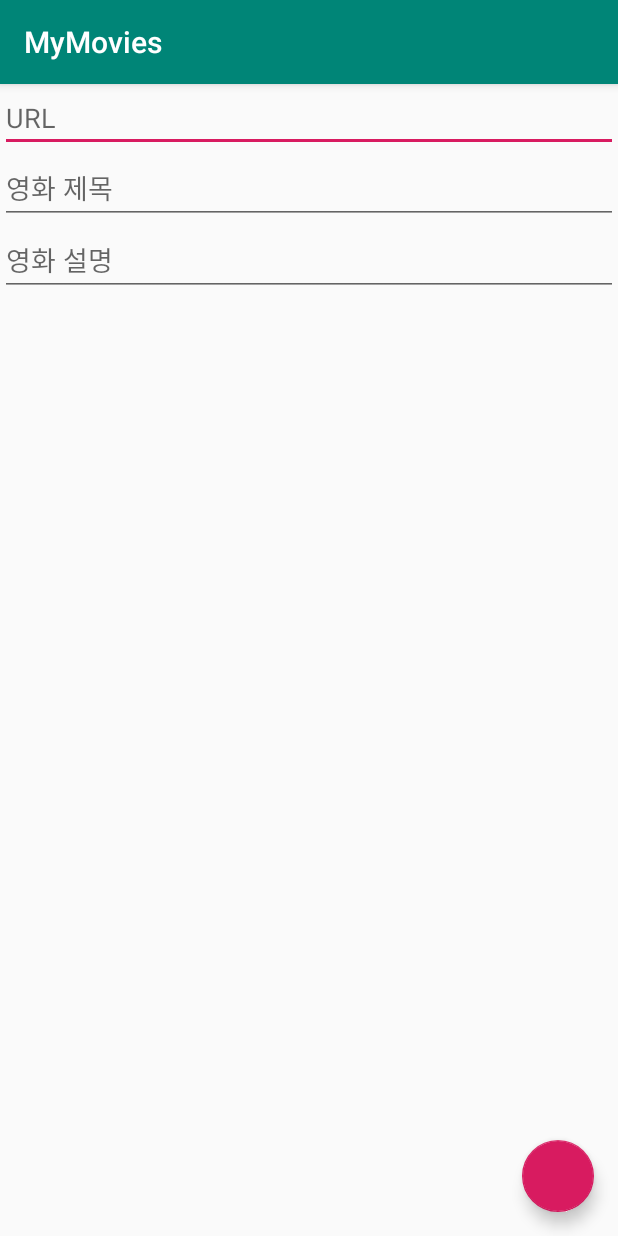
After one commit to devonekey/MyMovies, an Android app: the EditMovieActivity screen opened directly, with no data from a screen before it, on a phone screen of 412 x 824 dp. The commit adds this screen. Run offline under Robolectric (Android 15) with nearby library versions, the phone set to English and light mode, and no system bars.

Commit message:
Add or edit movie activity is added

```diff
--- a/app/build.gradle
+++ b/app/build.gradle
@@ -27,8 +27,11 @@ dependencies {
     implementation fileTree(dir: 'libs', include: ['*.jar'])
     implementation "androidx.appcompat:appcompat:$rootProject.androidxVersion"
     implementation "androidx.constraintlayout:constraintlayout:$rootProject.constraintlayoutVersion"
+    implementation "com.google.android.material:material:$rootProject.materialVersion"
     implementation "androidx.recyclerview:recyclerview:$rootProject.androidxVersion"
     implementation "com.squareup.picasso:picasso:$rootProject.picassoVersion"
+    implementation 'androidx.appcompat:appcompat:1.1.0'
+    implementation 'androidx.constraintlayout:constraintlayout:1.1.3'
     testImplementation "junit:junit:$rootProject.junitVersion"
     androidTestImplementation "androidx.test:runner:$rootProject.runnerVersion"
     androidTestImplementation "androidx.test.espresso:espresso-core:$rootProject.espressoVersion"
--- a/app/src/main/AndroidManifest.xml
+++ b/app/src/main/AndroidManifest.xml
@@ -13,7 +13,9 @@
         android:supportsRtl="true"
         android:theme="@style/AppTheme"
         android:usesCleartextTraffic="true">
-        <activity android:name=".ui.MainActivity"
+        <activity android:name=".ui.movie.EditMovieActivity"></activity>
+        <activity
+            android:name=".ui.MainActivity"
             android:windowSoftInputMode="stateAlwaysHidden">
             <intent-filter>
                 <action android:name="android.intent.action.MAIN" />
--- a/app/src/main/java/com/onekey/mymovies/ui/MainActivity.java
+++ b/app/src/main/java/com/onekey/mymovies/ui/MainActivity.java
@@ -1,7 +1,9 @@
 package com.onekey.mymovies.ui;
 
+import android.content.Intent;
 import android.os.Bundle;
 import android.util.Log;
+import android.view.View;
 
 import androidx.annotation.NonNull;
 import androidx.annotation.Nullable;
@@ -15,6 +17,7 @@ import com.onekey.mymovies.BuildConfig;
 import com.onekey.mymovies.R;
 import com.onekey.mymovies.data.Movie;
 import com.onekey.mymovies.databinding.ActivityMainBinding;
+import com.onekey.mymovies.ui.movie.EditMovieActivity;
 import com.onekey.mymovies.ui.movie.MovieAdapter;
 import com.onekey.mymovies.viewmodel.MovieViewModel;
 
@@ -36,6 +39,12 @@ public class MainActivity extends AppCompatActivity {
                 MainActivity.this, LinearLayoutManager.VERTICAL, false));
         binding.activityMainMovieRecyclerView.setAdapter(adapter);
         binding.setViewModel(model);
+        binding.activityMainFloatingActionButton.setOnClickListener(new View.OnClickListener() {
+            @Override
+            public void onClick(View v) {
+                startActivity(new Intent(MainActivity.this, EditMovieActivity.class));
+            }
+        });
     }
 
     @BindingAdapter("onListSet")
--- /dev/null
+++ b/app/src/main/java/com/onekey/mymovies/ui/movie/EditMovieActivity.java
@@ -0,0 +1,19 @@
+package com.onekey.mymovies.ui.movie;
+
+import androidx.appcompat.app.AppCompatActivity;
+
+import android.os.Bundle;
+
+import com.onekey.mymovies.R;
+
+public class EditMovieActivity extends AppCompatActivity {
+    private static final String TAG = EditMovieActivity.class.getSimpleName();
+
+    @Override
+    protected void onCreate(Bundle savedInstanceState) {
+        super.onCreate(savedInstanceState);
+        setContentView(R.layout.activity_edit_movie);
+
+
+    }
+}
--- /dev/null
+++ b/app/src/main/res/layout/activity_edit_movie.xml
@@ -0,0 +1,52 @@
+<?xml version="1.0" encoding="utf-8"?>
+<androidx.constraintlayout.widget.ConstraintLayout xmlns:android="http://schemas.android.com/apk/res/android"
+    xmlns:app="http://schemas.android.com/apk/res-auto"
+    xmlns:tools="http://schemas.android.com/tools"
+    android:layout_width="match_parent"
+    android:layout_height="match_parent"
+    tools:context=".ui.movie.EditMovieActivity">
+
+    <EditText
+        android:id="@+id/activity_edit_movie_url_edit_text"
+        android:layout_width="0dp"
+        android:layout_height="wrap_content"
+        android:hint="URL"
+        android:importantForAutofill="no"
+        android:inputType="textUri"
+        app:layout_constraintBottom_toTopOf="@+id/activity_edit_movie_title_edit_text"
+        app:layout_constraintEnd_toEndOf="parent"
+        app:layout_constraintStart_toStartOf="parent"
+        app:layout_constraintTop_toTopOf="parent" />
+
+    <EditText
+        android:id="@+id/activity_edit_movie_title_edit_text"
+        android:layout_width="0dp"
+        android:layout_height="wrap_content"
+        android:hint="영화 제목"
+        android:importantForAutofill="no"
+        android:inputType="text"
+        android:maxLines="1"
+        app:layout_constraintBottom_toTopOf="@+id/activity_edit_movie_description_edit_text"
+        app:layout_constraintEnd_toEndOf="parent"
+        app:layout_constraintStart_toStartOf="parent"
+        app:layout_constraintTop_toBottomOf="@+id/activity_edit_movie_url_edit_text" />
+
+    <EditText
+        android:id="@+id/activity_edit_movie_description_edit_text"
+        android:layout_width="0dp"
+        android:layout_height="wrap_content"
+        android:hint="영화 설명"
+        android:importantForAutofill="no"
+        android:inputType="text"
+        app:layout_constraintEnd_toEndOf="parent"
+        app:layout_constraintStart_toStartOf="parent"
+        app:layout_constraintTop_toBottomOf="@+id/activity_edit_movie_title_edit_text" />
+
+    <com.google.android.material.floatingactionbutton.FloatingActionButton
+        android:id="@+id/activity_edit_movie_floating_action_button"
+        android:layout_width="48dp"
+        android:layout_height="48dp"
+        android:layout_margin="16dp"
+        app:layout_constraintBottom_toBottomOf="parent"
+        app:layout_constraintEnd_toEndOf="parent" />
+</androidx.constraintlayout.widget.ConstraintLayout>
--- a/app/src/main/res/layout/activity_main.xml
+++ b/app/src/main/res/layout/activity_main.xml
@@ -38,5 +38,13 @@
             app:layout_constraintEnd_toEndOf="parent"
             app:layout_constraintStart_toStartOf="parent"
             app:layout_constraintTop_toBottomOf="@+id/activity_main_search_movie_edit_text" />
+
+        <com.google.android.material.floatingactionbutton.FloatingActionButton
+            android:id="@+id/activity_main_floating_action_button"
+            android:layout_width="48dp"
+            android:layout_height="48dp"
+            android:layout_margin="16dp"
+            app:layout_constraintBottom_toBottomOf="parent"
+            app:layout_constraintEnd_toEndOf="parent" />
     </androidx.constraintlayout.widget.ConstraintLayout>
 </layout>
--- a/build.gradle
+++ b/build.gradle
@@ -28,11 +28,12 @@ ext {
     minSdkVersion = 19
     targetSdkVersion = 29
     versionCode = 1
-    versionName = "1.0.5"
+    versionName = "1.0.6"
 
     // dependencies block
     androidxVersion = '1.1.0'
     constraintlayoutVersion = '1.1.3'
+    materialVersion = '1.0.0-rc01'
     picassoVersion = '2.71828'
     junitVersion = '4.12'
     runnerVersion = '1.2.0'
```
Also changed, not shown: 1 other file.
